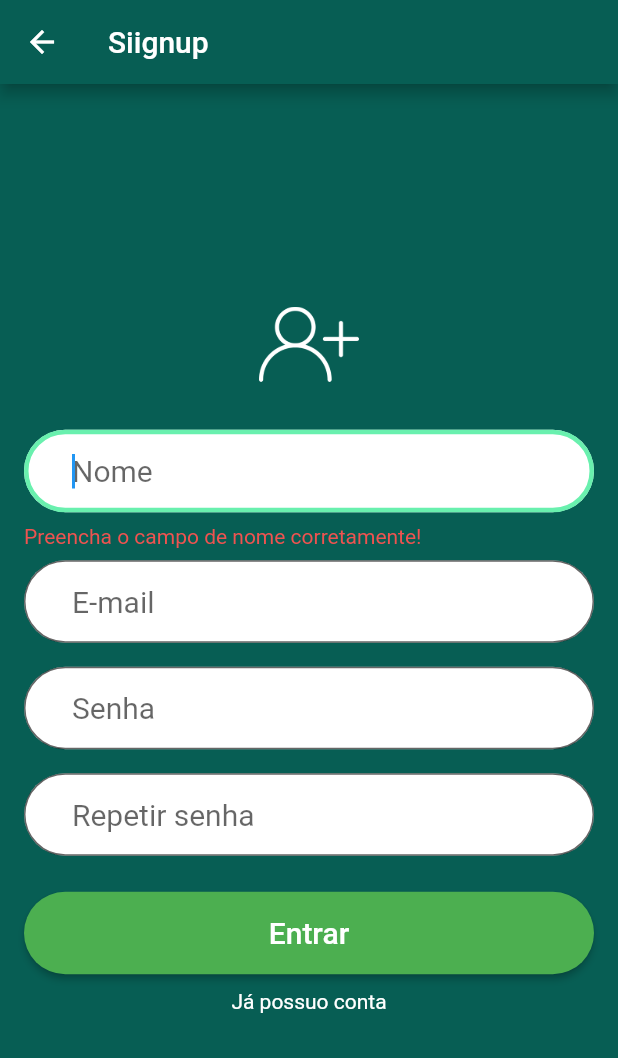
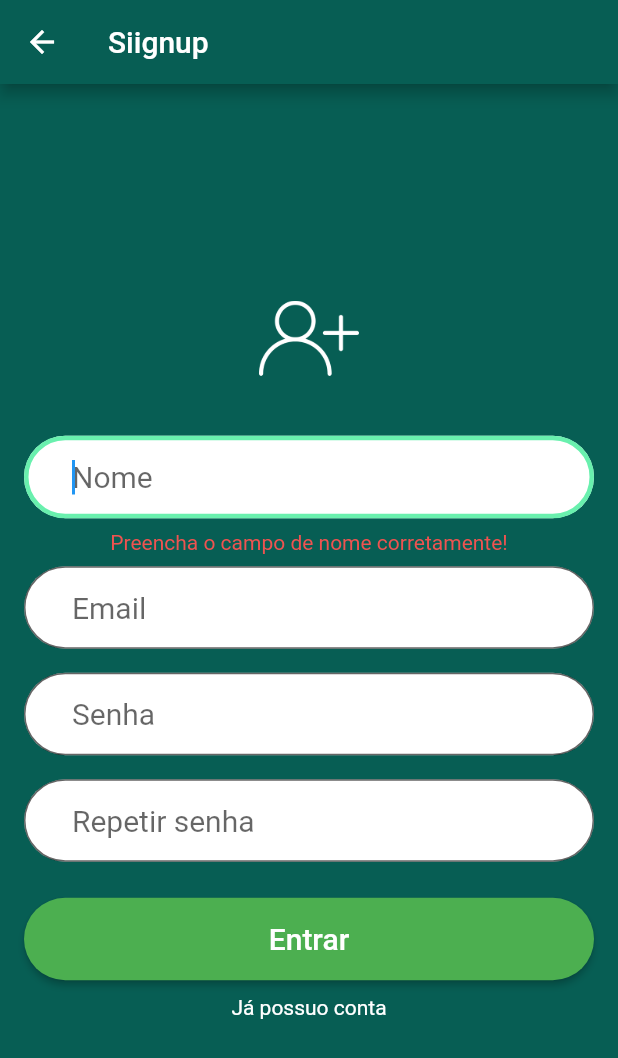
Before and after one commit to Mynameisjohndev/flutterStudying, a Flutter app: the Signup screen opened directly, after a tap on "Entrar", on a phone screen of 412 x 824 dp. Shown: the top 1058 px of the screen. Run offline on Flutter 3.47's test engine with Material 2 defaults, Android fonts, the phone set to English and light mode, and no system bars; our stand-ins replace cloud_firestore, firebase_auth, firebase_core, firebase_storage, image_picker and 2 more; missing offline and left inert: dart:ffi; accounts and stored records are empty.

Commit message:
Create a inputForm component

```diff
--- a/whatsapp_clone/lib/Signup.dart
+++ /dev/null
@@ -1,264 +0,0 @@
-import 'package:firebase_auth/firebase_auth.dart';
-import 'package:flutter/material.dart';
-import 'package:whatsapp_clone/Login.dart';
-import 'package:whatsapp_clone/model/User.dart';
-
-class Signup extends StatefulWidget {
-  const Signup({super.key});
-
-  @override
-  State<Signup> createState() => _SignupState();
-}
-
-class _SignupState extends State<Signup> {
-  TextEditingController _controllerName = TextEditingController();
-  TextEditingController _controllerEmail = TextEditingController();
-  TextEditingController _controllerPassword = TextEditingController();
-  TextEditingController _controllerRepeatPassword = TextEditingController();
-  String? messageNameError = '';
-  String? messageEmailError = '';
-  String? messageRepeatPasswordError = '';
-  String? messagePasswordError = '';
-
-  @override
-  Widget build(BuildContext context) {
-    void createUser(MyUser user) {
-      FirebaseAuth auth = FirebaseAuth.instance;
-      auth.createUserWithEmailAndPassword(email: user.email!, password: user.password!);
-    }
-
-    void validInputs() {
-      String name = _controllerName.text;
-      String email = _controllerEmail.text;
-      String password = _controllerPassword.text;
-      String repeatPassword = _controllerRepeatPassword.text;
-      if (name.isNotEmpty && name.length > 3) {
-        messageNameError = "";
-        if (email.isNotEmpty && email.contains("@")) {
-          messageEmailError = "";
-          print(repeatPassword);
-          print(password);
-          if ((password.isNotEmpty && repeatPassword.isNotEmpty)) {
-            if (password.toString() == repeatPassword.toString()) {
-              setState(() {
-                messagePasswordError = "";
-                messageRepeatPasswordError = "";
-              });
-              MyUser user = MyUser();
-              user.password = password;
-              user.name = name;
-              user.email = email;
-              createUser(user);
-            } else {
-              setState(() {
-                String message = "As senhas informadas nao se conhecidem";
-                messagePasswordError = message;
-                messageRepeatPasswordError = message;
-              });
-            }
-            setState(() {
-              messagePasswordError = "";
-              messageRepeatPasswordError = "";
-            });
-          } else {
-            setState(() {
-              messagePasswordError = "Preencha o campo de senha corretamente!";
-              messageRepeatPasswordError =
-                  "Preencha o campo de repetir senha corretamente!";
-            });
-          }
-        } else {
-          setState(() {
-            messageEmailError = "Preencha o campo de e-mail corretamente!";
-          });
-        }
-      } else {
-        setState(() {
-          messageNameError = "Preencha o campo de nome corretamente!";
-        });
-      }
-    }
-
-    return Scaffold(
-      appBar: AppBar(
-        title: Text("Siignup"),
-        backgroundColor: Color(0xff075E54),
-      ),
-      body: Container(
-        decoration: BoxDecoration(color: Color(0xff075E54)),
-        padding: EdgeInsets.all(16),
-        child: Center(
-          child: SingleChildScrollView(
-            child: Column(
-              crossAxisAlignment: CrossAxisAlignment.stretch,
-              children: <Widget>[
-                Padding(
-                  padding: EdgeInsets.only(bottom: 32),
-                  child: Image.asset(
-                    "images/usuario.png",
-                    width: 100,
-                    height: 50,
-                  ),
-                ),
-                Padding(
-                  padding: EdgeInsets.only(bottom: 8),
-                  child: TextField(
-                    controller: _controllerName,
-                    autofocus: true,
-                    keyboardType: TextInputType.text,
-                    style: TextStyle(fontSize: 20),
-                    decoration: InputDecoration(
-                      // enabledBorder: OutlineInputBorder(
-                      //   borderSide: BorderSide(width: 3, color: Colors.greenAccent),
-                      //   borderRadius: BorderRadius.circular(32)
-                      // ),
-                      focusedBorder: OutlineInputBorder(
-                          borderSide:
-                              BorderSide(width: 3, color: Colors.greenAccent),
-                          borderRadius: BorderRadius.circular(32)),
-                      contentPadding: EdgeInsets.fromLTRB(32, 16, 32, 16),
-                      hintText: "Nome",
-                      filled: true,
-                      fillColor: Colors.white,
-                      border: OutlineInputBorder(
-                          borderRadius: BorderRadius.circular(32)),
-                    ),
-                  ),
-                ),
-                messageNameError != ""
-                    ? Text(
-                        messageNameError!,
-                        style: TextStyle(
-                          fontSize: 14,
-                          color: Colors.red.shade400,
-                        ),
-                      )
-                    : Container(),
-                Padding(
-                  padding: EdgeInsets.only(bottom: 8, top: 8),
-                  child: TextField(
-                    controller: _controllerEmail,
-                    keyboardType: TextInputType.emailAddress,
-                    style: TextStyle(fontSize: 20),
-                    decoration: InputDecoration(
-                      // enabledBorder: OutlineInputBorder(
-                      //   borderSide: BorderSide(width: 3, color: Colors.greenAccent),
-                      //   borderRadius: BorderRadius.circular(32)
-                      // ),
-                      focusedBorder: OutlineInputBorder(
-                          borderSide:
-                              BorderSide(width: 3, color: Colors.greenAccent),
-                          borderRadius: BorderRadius.circular(32)),
-                      contentPadding: EdgeInsets.fromLTRB(32, 16, 32, 16),
-                      hintText: "E-mail",
-                      filled: true,
-                      fillColor: Colors.white,
-                      border: OutlineInputBorder(
-                          borderRadius: BorderRadius.circular(32)),
-                    ),
-                  ),
-                ),
-                messageEmailError != ""
-                    ? Text(
-                        messageEmailError!,
-                        style: TextStyle(
-                          fontSize: 14,
-                          color: Colors.red.shade400,
-                        ),
-                      )
-                    : Container(),
-                Padding(
-                  padding: EdgeInsets.only(bottom: 8, top: 8),
-                  child: TextField(
-                    controller: _controllerRepeatPassword,
-                    keyboardType: TextInputType.text,
-                    style: TextStyle(fontSize: 20),
-                    decoration: InputDecoration(
-                      // enabledBorder: OutlineInputBorder(
-                      //   borderSide: BorderSide(width: 3, color: Colors.greenAccent),
-                      //   borderRadius: BorderRadius.circular(32)
-                      // ),
-                      focusedBorder: OutlineInputBorder(
-                          borderSide:
-                              BorderSide(width: 3, color: Colors.greenAccent),
-                          borderRadius: BorderRadius.circular(32)),
-                      contentPadding: EdgeInsets.fromLTRB(32, 16, 32, 16),
-                      hintText: "Senha",
-                      filled: true,
-                      fillColor: Colors.white,
-                      border: OutlineInputBorder(
-                          borderRadius: BorderRadius.circular(32)),
-                    ),
-                  ),
-                ),
-                messagePasswordError != ""
-                    ? Text(
-                        messagePasswordError!,
-                        style: TextStyle(
-                          fontSize: 14,
-                          color: Colors.red.shade400,
-                        ),
-                      )
-                    : Container(),
-                Padding(
-                  padding: EdgeInsets.only(bottom: 8, top: 8),
-                  child: TextField(
-                    controller: _controllerPassword,
-                    keyboardType: TextInputType.text,
-                    style: TextStyle(fontSize: 20),
-                    decoration: InputDecoration(
-                        focusedBorder: OutlineInputBorder(
-                            borderSide:
-                                BorderSide(width: 3, color: Colors.greenAccent),
-                            borderRadius: BorderRadius.circular(32)),
-                        contentPadding: EdgeInsets.fromLTRB(32, 16, 32, 16),
-                        hintText: "Repetir senha",
-                        filled: true,
-                        fillColor: Colors.white,
-                        border: OutlineInputBorder(
-                            borderRadius: BorderRadius.circular(32))),
-                  ),
-                ),
-                messageRepeatPasswordError != ""
-                    ? Text(
-                        messageRepeatPasswordError!,
-                        style: TextStyle(
-                          fontSize: 14,
-                          color: Colors.red.shade400,
-                        ),
-                      )
-                    : Container(),
-                Padding(
-                  padding: EdgeInsets.only(top: 16, bottom: 10),
-                  child: ElevatedButton(
-                      child: Text(
-                        "Entrar",
-                        style: TextStyle(color: Colors.white, fontSize: 20),
-                      ),
-                      style: ElevatedButton.styleFrom(
-                        backgroundColor: Colors.green,
-                        padding: EdgeInsets.fromLTRB(32, 16, 32, 16),
-                        shape: RoundedRectangleBorder(
-                            borderRadius: BorderRadius.circular(32)),
-                      ),
-                      onPressed: () {
-                        validInputs();
-                      }),
-                ),
-                Center(
-                  child: GestureDetector(
-                    child: Text("Já possuo conta",
-                        style: TextStyle(color: Colors.white)),
-                    onTap: () {
-                      Navigator.pop(context);
-                    },
-                  ),
-                )
-              ],
-            ),
-          ),
-        ),
-      ),
-    );
-  }
-}
--- /dev/null
+++ b/whatsapp_clone/lib/conponents/AlertDialogSuccessOrError.dart
@@ -0,0 +1,28 @@
+import 'package:flutter/material.dart';
+import 'package:whatsapp_clone/view/Home.dart';
+
+import '../model/AlertSuccesOrErorr.dart';
+
+alertDialogSuccessOrError({required AlertSuccesOrErorr alert}) {
+  return showDialog(
+    context: alert.context!,
+    builder: (BuildContext context) {
+      return AlertDialog(
+        title: Text(alert.title!),
+        content: Text(alert.body!),
+        actions: [
+          TextButton(
+            onPressed: () {
+              if (alert.type! == "success_signin") {
+                Navigator.push(
+                    context, MaterialPageRoute(builder: (context) => Home()));
+              }
+              // Navigator.of(context).pop();
+            },
+            child: Text('Ok'),
+          ),
+        ],
+      );
+    },
+  );
+}
--- /dev/null
+++ b/whatsapp_clone/lib/conponents/InputForm.dart
@@ -0,0 +1,59 @@
+import 'package:flutter/material.dart';
+
+class InputForm extends StatefulWidget {
+  const InputForm(
+      {super.key,
+      required this.controller,
+      required this.message,
+      required this.typeInput,
+      required this.hintText});
+  final TextEditingController controller;
+  final String message;
+  final TextInputType typeInput;
+  final String hintText;
+  @override
+  State<InputForm> createState() => _InputFormState();
+}
+
+class _InputFormState extends State<InputForm> {
+  @override
+  Widget build(BuildContext context) {
+    return Column(
+      children: [
+        Padding(
+          padding: EdgeInsets.only(top: 8, bottom: 8),
+          child: TextField(
+            controller: widget.controller,
+            autofocus: true,
+            keyboardType: widget.typeInput,
+            style: TextStyle(fontSize: 20),
+            decoration: InputDecoration(
+              // enabledBorder: OutlineInputBorder(
+              //   borderSide: BorderSide(width: 3, color: Colors.greenAccent),
+              //   borderRadius: BorderRadius.circular(32)
+              // ),
+              focusedBorder: OutlineInputBorder(
+                  borderSide: BorderSide(width: 3, color: Colors.greenAccent),
+                  borderRadius: BorderRadius.circular(32)),
+              contentPadding: EdgeInsets.fromLTRB(32, 16, 32, 16),
+              hintText: widget.hintText,
+              filled: true,
+              fillColor: Colors.white,
+              border:
+                  OutlineInputBorder(borderRadius: BorderRadius.circular(32)),
+            ),
+          ),
+        ),
+        widget.message != ""
+            ? Text(
+                widget.message!,
+                style: TextStyle(
+                  fontSize: 14,
+                  color: Colors.red.shade400,
+                ),
+              )
+            : Container(),
+      ],
+    );
+  }
+}
--- a/whatsapp_clone/lib/main.dart
+++ b/whatsapp_clone/lib/main.dart
@@ -1,7 +1,7 @@
 import 'package:flutter/material.dart';
 import 'package:firebase_core/firebase_core.dart';
 import 'package:whatsapp_clone/firebase_options.dart';
-import 'package:whatsapp_clone/Login.dart';
+import 'package:whatsapp_clone/view/Login.dart';
 
 void main() async{
   WidgetsFlutterBinding.ensureInitialized();
--- /dev/null
+++ b/whatsapp_clone/lib/model/AlertSuccesOrErorr.dart
@@ -0,0 +1,36 @@
+import 'package:flutter/cupertino.dart';
+
+class AlertSuccesOrErorr{
+
+  String? _title;
+  String? _body;
+  String? _type;
+  BuildContext? _context;
+
+  AlertSuccesOrErorr();
+
+  String? get title => _title;
+
+  set title(String? value) {
+    _title = value;
+  }
+
+  String? get body => _body;
+
+  set body(String? value) {
+    _body = value;
+  }
+
+  String? get type => _type;
+
+  set type(String? value) {
+    _type = value;
+  }
+
+  BuildContext? get context => _context;
+
+  set context(BuildContext? value) {
+    _context = value;
+  }
+
+}
--- /dev/null
+++ b/whatsapp_clone/lib/view/Home.dart
@@ -0,0 +1,27 @@
+import 'package:flutter/material.dart';
+
+class Home extends StatefulWidget {
+  const Home({super.key});
+
+  @override
+  State<Home> createState() => _HomeState();
+}
+
+class _HomeState extends State<Home> {
+  @override
+  Widget build(BuildContext context) {
+    return Scaffold(
+      appBar: AppBar(
+        title: Text("Whatsapp"),
+        backgroundColor: Color(0xff075E54)
+      ),
+      body: Container(
+        child: Column(
+          children: [
+
+          ]
+        ),
+      ),
+    );
+  }
+}
--- a/whatsapp_clone/lib/Login.dart
+++ b/whatsapp_clone/lib/view/Login.dart
@@ -1,5 +1,5 @@
 import 'package:flutter/material.dart';
-import 'package:whatsapp_clone/Signup.dart';
+import 'package:whatsapp_clone/view/Signup.dart';
 
 class Login extends StatefulWidget {
   @override
--- /dev/null
+++ b/whatsapp_clone/lib/view/Signup.dart
@@ -0,0 +1,191 @@
+import 'package:firebase_auth/firebase_auth.dart';
+import 'package:flutter/material.dart';
+import 'package:whatsapp_clone/conponents/AlertDialogSuccessOrError.dart';
+import 'package:whatsapp_clone/conponents/InputForm.dart';
+import 'package:whatsapp_clone/model/AlertSuccesOrErorr.dart';
+import 'package:whatsapp_clone/model/User.dart';
+import 'package:cloud_firestore/cloud_firestore.dart';
+
+class Signup extends StatefulWidget {
+  const Signup({super.key});
+
+  @override
+  State<Signup> createState() => _SignupState();
+}
+
+class _SignupState extends State<Signup> {
+  TextEditingController _controllerName = TextEditingController();
+  TextEditingController _controllerEmail = TextEditingController();
+  TextEditingController _controllerPassword = TextEditingController();
+  TextEditingController _controllerRepeatPassword = TextEditingController();
+  String? messageNameError = '';
+  String? messageEmailError = '';
+  String? messageRepeatPasswordError = '';
+  String? messagePasswordError = '';
+  String texto = '';
+
+  @override
+  Widget build(BuildContext context) {
+    FirebaseFirestore db = FirebaseFirestore.instance;
+
+    void createUser(MyUser user) {
+      AlertSuccesOrErorr alert = AlertSuccesOrErorr();
+      alert.context = context;
+
+      FirebaseAuth auth = FirebaseAuth.instance;
+      auth
+          .createUserWithEmailAndPassword(
+              email: user.email!, password: user.password!)
+          .then((value) => {
+                alert.title = "Parabéns",
+                alert.body = "Sua conta foi criada com sucesso!",
+                alert.type = "success_signin",
+                alertDialogSuccessOrError(alert: alert)
+              })
+          .catchError((onError) => {
+                alert.title = "Erro :(",
+                alert.body = "Houve um erro durante a criação de sua conta"
+                    " tente novamente dentro de instantes",
+                alertDialogSuccessOrError(alert: alert)
+              });
+    }
+
+    void validInputs() {
+      String name = _controllerName.text;
+      String email = _controllerEmail.text;
+      String password = _controllerPassword.text;
+      String repeatPassword = _controllerRepeatPassword.text;
+      if (name.isNotEmpty && name.length > 3) {
+        messageNameError = "";
+        if (email.isNotEmpty && email.contains("@")) {
+          messageEmailError = "";
+          if ((password.isNotEmpty && repeatPassword.isNotEmpty)) {
+            if (password.toString() == repeatPassword.toString()) {
+              setState(() {
+                messagePasswordError = "";
+                messageRepeatPasswordError = "";
+              });
+              MyUser user = MyUser();
+              user.password = password;
+              user.name = name;
+              user.email = email;
+              createUser(user);
+            } else {
+              setState(() {
+                String message = "As senhas informadas nao se conhecidem";
+                messagePasswordError = message;
+                messageRepeatPasswordError = message;
+              });
+            }
+            setState(() {
+              messagePasswordError = "";
+              messageRepeatPasswordError = "";
+            });
+          } else {
+            setState(() {
+              messagePasswordError = "Preencha o campo de senha corretamente!";
+              messageRepeatPasswordError =
+                  "Preencha o campo de repetir senha corretamente!";
+            });
+          }
+        } else {
+          setState(() {
+            messageEmailError = "Preencha o campo de e-mail corretamente!";
+          });
+        }
+      } else {
+        setState(() {
+          messageNameError = "Preencha o campo de nome corretamente!";
+        });
+      }
+    }
+
+    return Scaffold(
+      appBar: AppBar(
+        title: Text("Siignup"),
+        backgroundColor: Color(0xff075E54),
+      ),
+      body: Container(
+        decoration: BoxDecoration(color: Color(0xff075E54)),
+        padding: EdgeInsets.all(16),
+        child: Center(
+          child: SingleChildScrollView(
+            child: Column(
+              crossAxisAlignment: CrossAxisAlignment.stretch,
+              children: <Widget>[
+                LogoImage(),
+                InputForm(
+                  controller: _controllerName,
+                  hintText: "Nome",
+                  message: messageNameError!,
+                  typeInput: TextInputType.text
+                ),
+                InputForm(
+                  controller: _controllerEmail,
+                  hintText: "Email",
+                  message: messageEmailError!,
+                  typeInput: TextInputType.emailAddress
+                ),
+                InputForm(
+                  controller: _controllerPassword,
+                  hintText: "Senha",
+                  message: messagePasswordError!,
+                  typeInput: TextInputType.text
+                ),
+                InputForm(
+                  controller: _controllerRepeatPassword,
+                  hintText: "Repetir senha",
+                  message: messageRepeatPasswordError!,
+                  typeInput: TextInputType.text
+                ),
+                Padding(
+                  padding: EdgeInsets.only(top: 16, bottom: 10),
+                  child: ElevatedButton(
+                      child: Text(
+                        "Entrar",
+                        style: TextStyle(color: Colors.white, fontSize: 20),
+                      ),
+                      style: ElevatedButton.styleFrom(
+                        backgroundColor: Colors.green,
+                        padding: EdgeInsets.fromLTRB(32, 16, 32, 16),
+                        shape: RoundedRectangleBorder(
+                            borderRadius: BorderRadius.circular(32)),
+                      ),
+                      onPressed: () {
+                        validInputs();
+                      }),
+                ),
+                Center(
+                  child: GestureDetector(
+                    child: Text("Já possuo conta",
+                        style: TextStyle(color: Colors.white)),
+                    onTap: () {
+                      Navigator.pop(context);
+                    },
+                  ),
+                )
+              ],
+            ),
+          ),
+        ),
+      ),
+    );
+  }
+}
+
+class LogoImage extends StatelessWidget {
+  const LogoImage({super.key});
+
+  @override
+  Widget build(BuildContext context) {
+    return Padding(
+      padding: EdgeInsets.only(bottom: 32),
+      child: Image.asset(
+        "images/usuario.png",
+        width: 100,
+        height: 50,
+      ),
+    );
+    ;
+  }
+}
```
